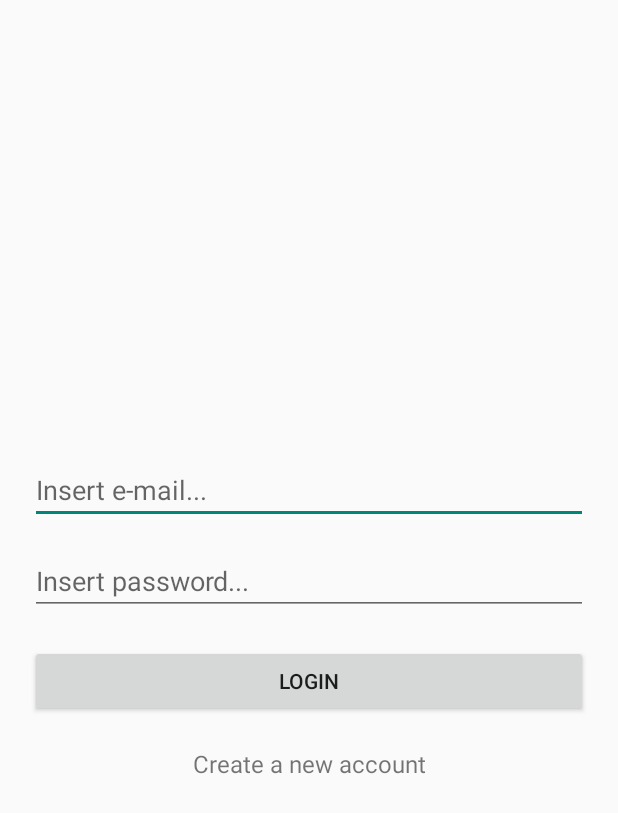
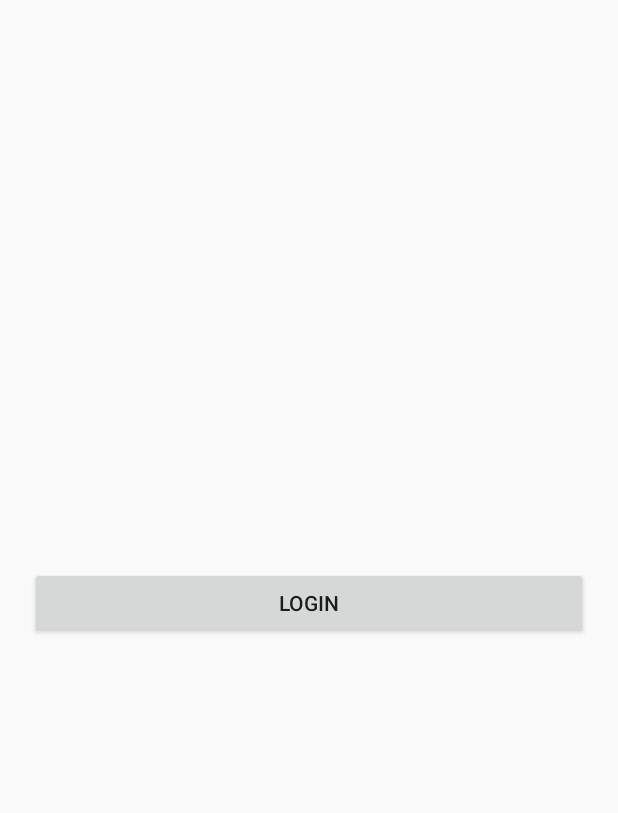
Before and after one commit to darkshadowultimate/weekplanning, an Android app: the screen it shows after launch (LogIn), on a phone screen of 412 x 824 dp. Shown: the top 813 px of the screen. Run offline under Robolectric (Android 15) with nearby library versions, the phone set to English and light mode, and no system bars; our stand-ins replace Firebase (no records; nobody signed in at launch, a user with empty details on screens opened directly); 1 statement that could not run was skipped.

Commit message:
- Apply changes for Google SignIn (no signup page required anymore)

```diff
--- a/app/build.gradle
+++ b/app/build.gradle
@@ -23,14 +23,18 @@ dependencies {
     implementation 'com.android.support:appcompat-v7:28.0.0'
     implementation 'com.android.support.constraint:constraint-layout:1.1.3'
     implementation 'com.google.firebase:firebase-auth:11.6.0'
-    //compile 'com.google.android.gms:play-services-auth:15.0.1'
+    // if there are errors substitute with:
+    // implementation 'com.google.android.gms:play-services-auth:18.0.0'
+    implementation 'com.google.android.gms:play-services-auth:11.6.0'
     implementation 'pub.devrel:easypermissions:0.3.0'
+    /*
         implementation('com.google.api-client:google-api-client-android:1.23.0') {
             exclude group: 'org.apache.httpcomponents'
         }
         implementation('com.google.apis:google-api-services-calendar:v3-rev305-1.23.0') {
             exclude group: 'org.apache.httpcomponents'
         }
+    */
     testImplementation 'junit:junit:4.12'
     androidTestImplementation 'com.android.support.test:runner:1.0.2'
     androidTestImplementation 'com.android.support.test.espresso:espresso-core:3.0.2'
--- a/app/src/main/AndroidManifest.xml
+++ b/app/src/main/AndroidManifest.xml
@@ -32,7 +32,6 @@
                 <category android:name="android.intent.category.LAUNCHER" />
             </intent-filter>
         </activity>
-        <activity android:name=".SignUp" />
         <activity android:name=".MainActivity" />
         <activity android:name=".AddBreakfast" />
         <activity android:name=".AddLunchDinner" />
--- a/app/src/main/res/layout/activity_log_in.xml
+++ b/app/src/main/res/layout/activity_log_in.xml
@@ -8,28 +8,6 @@
     android:orientation="vertical"
     android:gravity="center">
 
-    <EditText
-        android:id="@+id/email_field"
-        android:layout_width="match_parent"
-        android:layout_height="wrap_content"
-        android:ems="10"
-        android:layout_marginHorizontal="20dp"
-        android:layout_marginBottom="15dp"
-        android:hint="@string/email_placeholder"
-        android:inputType="textEmailAddress"
-        tools:layout_editor_absoluteX="108dp"
-        tools:layout_editor_absoluteY="135dp" />
-
-    <EditText
-        android:id="@+id/password_field"
-        android:layout_width="match_parent"
-        android:layout_height="wrap_content"
-        android:ems="10"
-        android:layout_marginHorizontal="20dp"
-        android:layout_marginBottom="20dp"
-        android:hint="@string/password_placeholder"
-        android:inputType="textPassword" />
-
     <Button
         android:id="@+id/login_button"
         android:layout_width="match_parent"
@@ -38,11 +16,4 @@
         android:layout_marginBottom="20dp"
         android:text="@string/login_button_text" />
 
-    <TextView
-        android:id="@+id/signup_link"
-        android:layout_width="match_parent"
-        android:layout_height="wrap_content"
-        android:textAlignment="center"
-        android:text="@string/signup_link_text"
-        android:textSize="16sp" />
 </LinearLayout>
--- a/app/src/main/res/values/strings.xml
+++ b/app/src/main/res/values/strings.xml
@@ -1,5 +1,8 @@
 <resources>
     <string name="app_name">WeekPlanning</string>
+
+    <!-- -->
+    <!-- <string name="default_web_client_id">1032750953334-echi2f2l2nllpafbst482feef9l2ae37.apps.googleusercontent.com</string> -->
 
     <!-- Menu items -->
     <string name="logout">LOGOUT</string>
@@ -15,15 +18,7 @@
     <string name="login_success">You\'re logged in</string>
 
     <!-- LogIn / SignUp -->
-    <string name="email_placeholder">Insert e-mail...</string>
-    <string name="password_placeholder">Insert password...</string>
     <string name="login_button_text">LOGIN</string>
-    <string name="signup_link_text">Create a new account</string>
-
-    <!-- SignUp -->
-    <string name="signup_username_placeholder">Insert username...</string>
-    <string name="signup_button_text">CREATE ACCOUNT</string>
-    <string name="login_link_text">Login into your account</string>
 
     <!-- MainActivity -->
     <string name="mainactivity_click_calendar">You\'ve clicked on the day</string>
--- a/build.gradle
+++ b/build.gradle
@@ -5,6 +5,7 @@ buildscript {
     repositories {
         google()
         jcenter()
+        mavenLocal()
     }
     dependencies {
         classpath 'com.android.tools.build:gradle:3.1.4'
@@ -20,6 +21,7 @@ allprojects {
     repositories {
         google()
         jcenter()
+        mavenLocal()
     }
 }
 
```
Also changed, not shown: app/src/main/java/it/unindubria/pdm/weekplanning/GoogleSignInMiddleware.java (added, +32 -0 lines), app/src/main/java/it/unindubria/pdm/weekplanning/LogIn.java (+46 -38 lines), app/src/main/java/it/unindubria/pdm/weekplanning/MainActivity.java (+19 -1 lines), app/src/main/java/it/unindubria/pdm/weekplanning/SignUp.java (deleted, +0 -86 lines), app/src/main/res/layout/activity_sign_up.xml (deleted, +0 -58 lines). Lines whose indentation alone changed are shown as unchanged.
